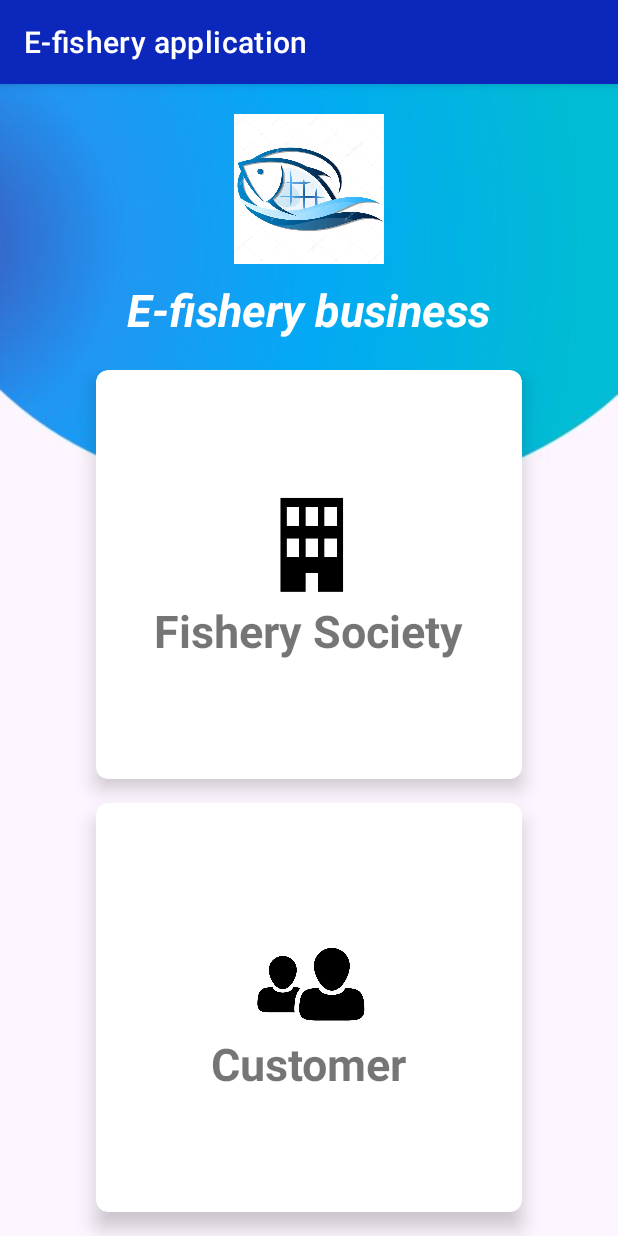
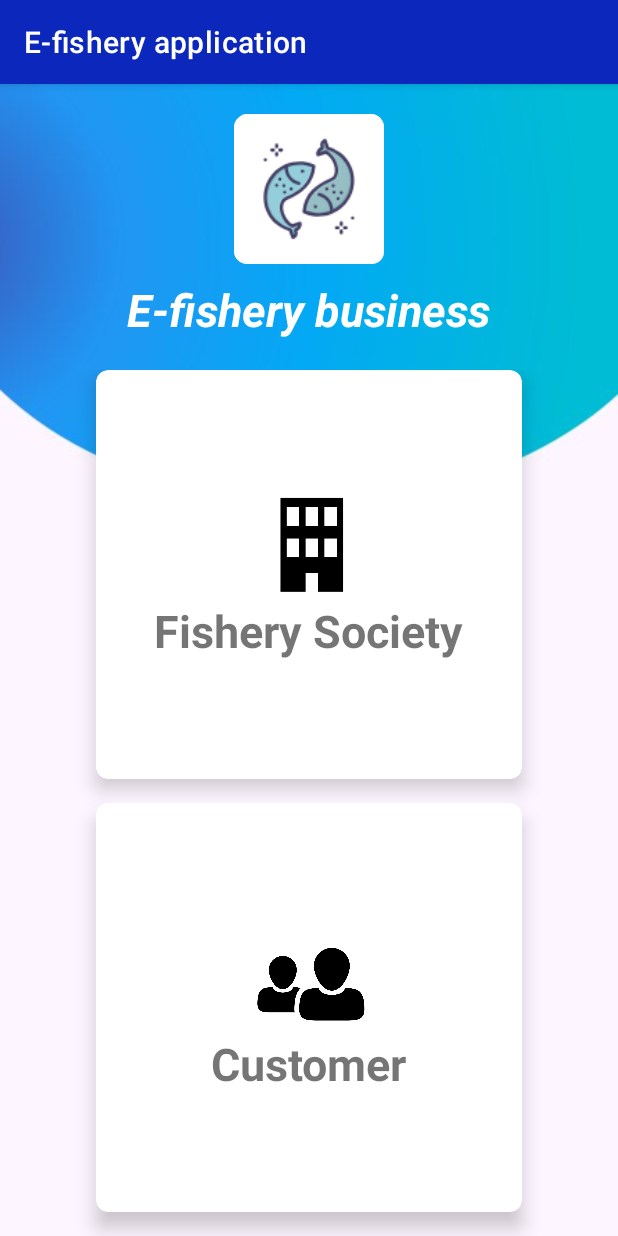
Before and after one commit to 1405yuga/E-fishery-application, an Android app: the screen it shows after launch (welcome), on a phone screen of 412 x 824 dp. Run offline under Robolectric (Android 15) with nearby library versions, the phone set to English and light mode, and no system bars.

Commit message:
minor changes in ui

```diff
--- a/app/src/main/res/layout/activity_welcome.xml
+++ b/app/src/main/res/layout/activity_welcome.xml
@@ -11,7 +11,7 @@
     <ImageView
         android:layout_width="100dp"
         android:layout_height="100dp"
-        android:src="@drawable/efish"
+        android:src="@mipmap/ic_launcher_round"
         android:layout_gravity="center_horizontal"
         android:layout_marginTop="20dp"
         android:contentDescription="@string/todo">
--- a/app/src/main/res/layout/cust_header.xml
+++ b/app/src/main/res/layout/cust_header.xml
@@ -18,7 +18,7 @@
         android:layout_height="100dp"
         android:contentDescription="@string/nav_header_desc"
         android:paddingTop="@dimen/nav_header_vertical_spacing"
-        app:srcCompat="@drawable/efish" />
+        app:srcCompat="@mipmap/ic_launcher_round" />
 
     <TextView
         android:layout_width="match_parent"
--- a/app/src/main/res/layout/nav_header_main.xml
+++ b/app/src/main/res/layout/nav_header_main.xml
@@ -18,7 +18,7 @@
         android:layout_height="100dp"
         android:contentDescription="@string/nav_header_desc"
         android:paddingTop="@dimen/nav_header_vertical_spacing"
-        app:srcCompat="@drawable/efish" />
+        app:srcCompat="@mipmap/ic_launcher_round" />
 
     <TextView
         android:layout_width="match_parent"
--- a/app/src/main/res/values/ic_launcher_background.xml
+++ b/app/src/main/res/values/ic_launcher_background.xml
@@ -1,4 +1,4 @@
 <?xml version="1.0" encoding="utf-8"?>
 <resources>
-    <color name="ic_launcher_background">#D5DAF8</color>
+    <color name="ic_launcher_background">#FFFFFF</color>
 </resources>
```
Also changed, not shown: app/src/main/ic_launcher-playstore.png, app/src/main/res/drawable-v24/efish.jpg (deleted), app/src/main/res/mipmap-hdpi/ic_launcher.webp, app/src/main/res/mipmap-hdpi/ic_launcher_round.webp, app/src/main/res/mipmap-mdpi/ic_launcher.webp, app/src/main/res/mipmap-mdpi/ic_launcher_round.webp, app/src/main/res/mipmap-xhdpi/ic_launcher.webp, app/src/main/res/mipmap-xhdpi/ic_launcher_round.webp, app/src/main/res/mipmap-xxhdpi/ic_launcher.webp, app/src/main/res/mipmap-xxhdpi/ic_launcher_round.webp, app/src/main/res/mipmap-xxxhdpi/ic_launcher.webp, app/src/main/res/mipmap-xxxhdpi/ic_launcher_round.webp.
